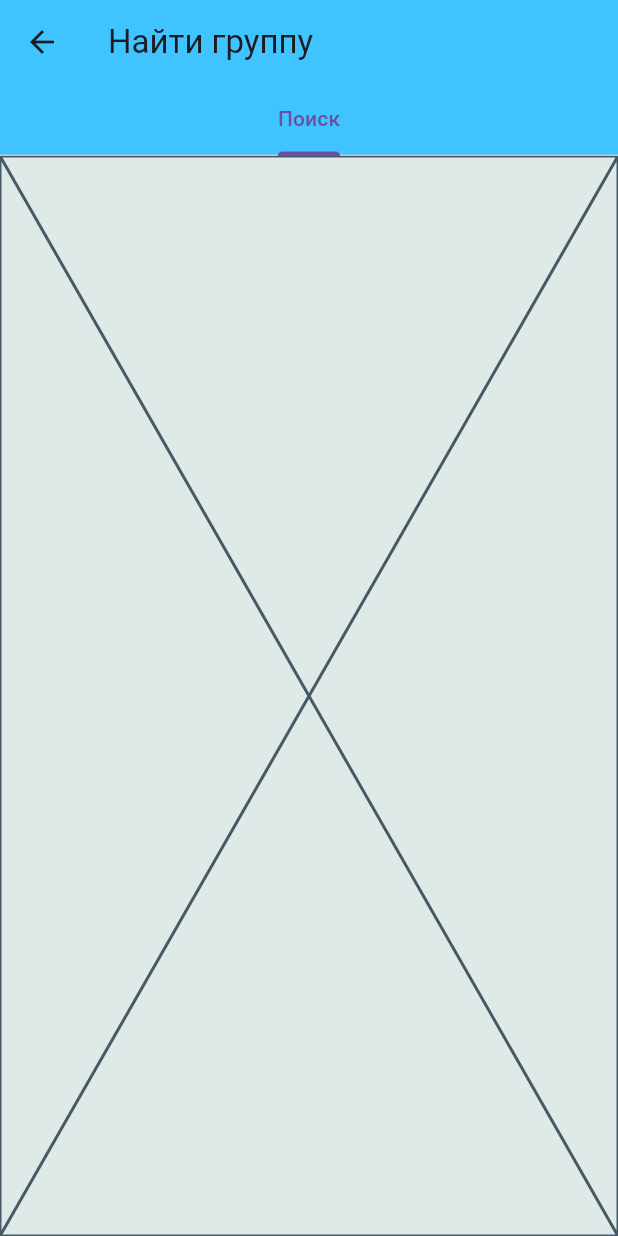
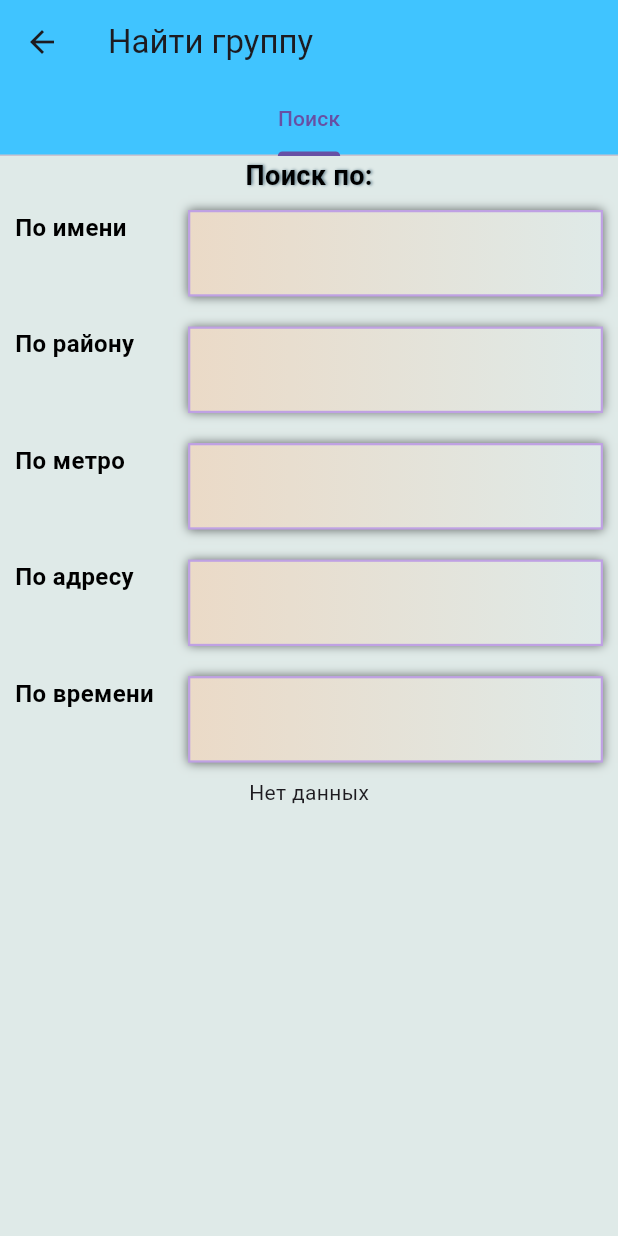
Before and after one commit to KovynevA/aahelperweb, a Flutter app: the FindGroup screen opened directly, on a phone screen of 412 x 824 dp. Run offline on Flutter 3.47's test engine with Material 3 defaults, Android fonts, the phone set to English and light mode, and no system bars; our stand-ins replace audioplayers, cloud_firestore, firebase_auth, firebase_core, fl_chart, mask_text_input_formatter and 1 more; accounts and stored records are empty.

Commit message:
Страница поиска по метро

```diff
--- a/lib/helper/utils.dart
+++ b/lib/helper/utils.dart
@@ -1483,42 +1483,6 @@ class GroupsAA {
       return null;
     }
   }
-
-// Поиск группы
-  static Future<List<GroupsAA>> searchGroups({
-    String? name,
-    String? area,
-    String? metro,
-    String? dayOfWeek,
-    String? numWeekOfMonth,
-  }) async {
-    QuerySnapshot querySnapshot =
-        await FirebaseFirestore.instance.collection('allgroups').get();
-
-    List<GroupsAA> groups = [];
-
-    for (var groupDoc in querySnapshot.docs) {
-      QuerySnapshot groupInfoSnapshot =
-          await groupDoc.reference.collection('groupInfo').get();
-
-      for (var infoDoc in groupInfoSnapshot.docs) {
-        Map<String, dynamic> data = infoDoc.data() as Map<String, dynamic>;
-
-        if ((name == null || data['name'] == name) &&
-            (area == null || data['area'] == area) &&
-            (metro == null || data['metro'] == metro) &&
-            (dayOfWeek == null ||
-                numWeekOfMonth == null ||
-                (data['timing'] as List<dynamic>).any((timing) =>
-                    timing['day'] == dayOfWeek &&
-                    timing['time'] == numWeekOfMonth))) {
-          groups.add(GroupsAA.fromJson(data));
-        }
-      }
-    }
-
-    return groups;
-  }
 }
 
 
--- a/lib/service/chairperson/settingsgroup.dart
+++ b/lib/service/chairperson/settingsgroup.dart
@@ -567,7 +567,8 @@ class _GroupInfoState extends State<GroupInfo> {
       }
     } else {
       if (_schedule?.selectedDays != null) {
-        for (var day in _schedule!.selectedDays) {
+        // _ - означает, что переменная не будет использоваться
+        for (var _ in _schedule!.selectedDays) {
           timingcontroller.add(TextEditingController());
         }
       }
--- a/lib/service/findgroup/findpage.dart
+++ b/lib/service/findgroup/findpage.dart
@@ -1,4 +1,6 @@
+import 'package:aahelper/helper/stylemenu.dart';
 import 'package:aahelper/helper/utils.dart';
+import 'package:cloud_firestore/cloud_firestore.dart';
 import 'package:flutter/material.dart';
 
 class FindPage extends StatefulWidget {
@@ -8,26 +10,169 @@ class FindPage extends StatefulWidget {
   State<FindPage> createState() => _FindPageState();
 }
 
+class _FindPageState extends State<FindPage> {
+  @override
+  void initState() {
+    super.initState();
+  }
 
-class _FindPageState extends State<FindPage> {
+  @override
+  Widget build(BuildContext context) {
+    return Column(
+      children: [
+        Center(
+            child: Text(
+          'Поиск по:',
+          style: AppTextStyle.menutextstyle,
+        )),
+        GroupSearchScreen(),
+      ],
+    );
+  }
+}
 
+class GroupSearchService {
+  final FirebaseFirestore _firestore = FirebaseFirestore.instance;
+
+  Future<List<GroupsAA>> searchGroupsByMetro(String metro) async {
+    QuerySnapshot querySnapshot =
+        await _firestore.collection('allgroups').get();
+
+    List<GroupsAA> groups = [];
+
+    for (var doc in querySnapshot.docs) {
+      var groupInfoDoc =
+          await doc.reference.collection('groupInfo').doc('info').get();
+      if (groupInfoDoc.exists) {
+        var data = groupInfoDoc.data();
+        if (data?['metro'] == metro) {
+          groups.add(GroupsAA.fromJson(data as Map<String, dynamic>));
+        }
+      }
+    }
+
+    return groups;
+  }
+}
+
+class GroupSearchScreen extends StatefulWidget {
+  @override
+  State<GroupSearchScreen> createState() => _GroupSearchScreenState();
+}
+
+class _GroupSearchScreenState extends State<GroupSearchScreen> {
+  final GroupSearchService groupSearchService = GroupSearchService();
+  final TextEditingController nameController = TextEditingController();
+  final TextEditingController areaController = TextEditingController();
+  final TextEditingController metroController = TextEditingController();
+  final TextEditingController adressController = TextEditingController();
+  final TextEditingController timeController = TextEditingController();
+
+  final String metro = 'Выхино';
 
   @override
   void initState() {
-searchGroup();
     super.initState();
   }
 
-  void searchGroup() async {
-    await GroupsAA.searchGroups(name: 'Вешняки', metro: 'Выхино').then((value) => print(value.first));
+  String _formatTiming(List<Map<String, String>>? timing) {
+    if (timing != null && timing.isNotEmpty) {
+      String result = '';
+      for (var item in timing) {
+        result += '${item.values.last}: ${item.values.first}\n';
+      }
+      return result;
+    }
+    return 'Не указано';
   }
 
-
-
+  @override
+  void dispose() {
+    nameController.dispose();
+    areaController.dispose();
+    metroController.dispose();
+    adressController.dispose();
+    timeController.dispose();
+    super.dispose();
+  }
 
   @override
   Widget build(BuildContext context) {
-   // searchGroups(name: 'Вешняки', metro: 'Выхино');
-    return const Placeholder();
+    return Expanded(
+      child: SingleChildScrollView(
+        child: Column(
+          children: [
+            AnimatedTextAndTextFieldWidget(
+                text: 'По имени', controller: nameController),
+            AnimatedTextAndTextFieldWidget(
+                text: 'По району', controller: areaController),
+            AnimatedTextAndTextFieldWidget(
+                text: 'По метро', controller: metroController),
+            AnimatedTextAndTextFieldWidget(
+                text: 'По адресу', controller: adressController),
+            AnimatedTextAndTextFieldWidget(
+                text: 'По времени', controller: timeController),
+            FutureBuilder<List<GroupsAA>>(
+              future: groupSearchService.searchGroupsByMetro(metro),
+              builder: (context, snapshot) {
+                if (snapshot.connectionState == ConnectionState.waiting) {
+                  return Center(child: CircularProgressIndicator());
+                } else if (snapshot.hasError) {
+                  return Center(child: Text('Ошибка: ${snapshot.error}'));
+                } else if (!snapshot.hasData || snapshot.data!.isEmpty) {
+                  return Center(child: Text('Нет данных'));
+                } else {
+                  List<GroupsAA> groups = snapshot.data!;
+                  return Container(
+                    height: 100.0 * groups.length,
+                    width: MediaQuery.of(context).size.width - 30,
+                    decoration: BoxDecoration(
+                      gradient: RadialGradient(colors: [
+                        AppColor.backgroundColor,
+                        AppColor.defaultColor
+                      ]),
+                      border: Border.all(
+                          width: 6.0,
+                          color: const Color.fromARGB(94, 225, 218, 245)),
+                      boxShadow: [
+                        BoxShadow(
+                            color: Colors.grey,
+                            offset: Offset(2, 1),
+                            spreadRadius: 3,
+                            blurRadius: 30)
+                      ],
+                    ),
+                    child: ListView.builder(
+                      itemCount: groups.length,
+                      itemBuilder: (context, index) {
+                        return ListTile(
+                          title: Text(
+                            groups[index].name,
+                            style: AppTextStyle.valuesstyle,
+                          ),
+                          subtitle: Column(
+                            children: [
+                              Text(
+                                'Адрес: ${groups[index].adress}',
+                                style: AppTextStyle.spantextstyle,
+                              ),
+                              Text(
+                                'Время работы: ${_formatTiming(groups[index].timing)}',
+                                style: AppTextStyle.minimalsstyle,
+                              ),
+                            ],
+                          ),
+                          // Здесь можно отображать другие данные группы
+                        );
+                      },
+                    ),
+                  );
+                }
+              },
+            ),
+          ],
+        ),
+      ),
+    );
   }
 }
```
